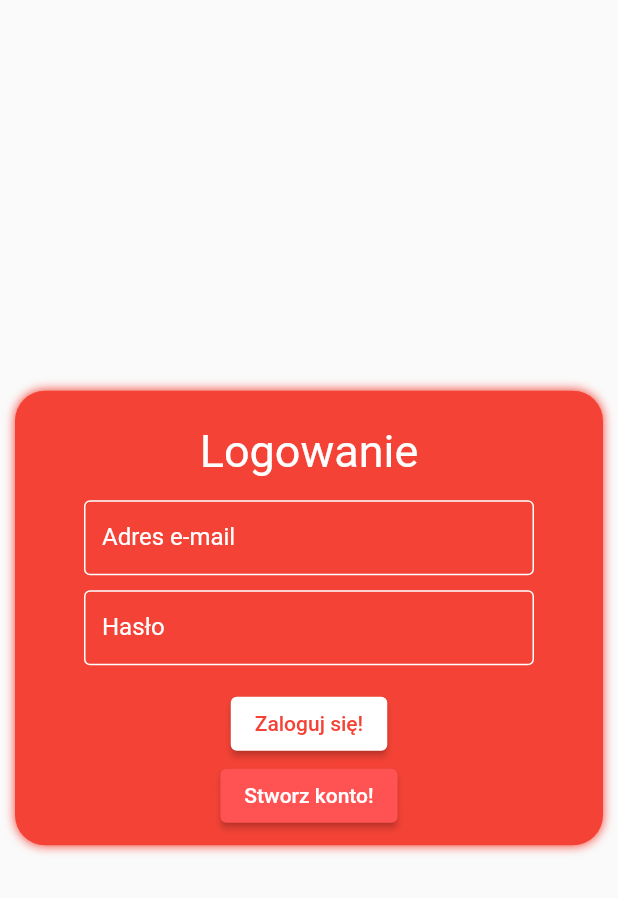
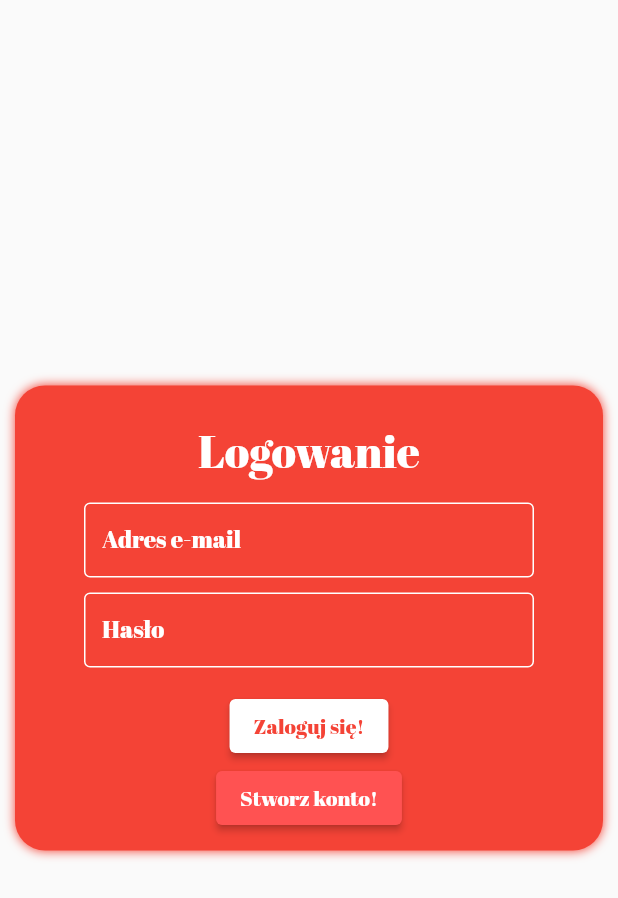
Before and after one commit to andrz3j3k/lokalnywolontariusz, a Flutter app: the screen it shows after launch, on a phone screen of 412 x 824 dp. Shown: the top 898 px of the screen. Run offline on Flutter 3.47's test engine with Material 2 defaults, Android fonts, the light colour scheme and no system bars.

Commit message:
Adding font family and create card on the mainpage

```diff
--- a/lib/Views/LoginPage.dart
+++ b/lib/Views/LoginPage.dart
@@ -25,7 +25,7 @@ class _LoginPageState extends State<LoginPage> {
               boxShadow: const [
                 BoxShadow(color: Colors.red, blurRadius: 5),
               ]),
-          height: 303,
+          height: 310,
           child: Padding(
             padding: const EdgeInsets.all(8.0),
             child: Column(
--- a/lib/Views/RegisterPage.dart
+++ b/lib/Views/RegisterPage.dart
@@ -19,7 +19,7 @@ class RegisterPage extends StatelessWidget {
               BoxShadow(color: Colors.red, blurRadius: 5),
             ],
           ),
-          height: 423,
+          height: 433,
           child: Padding(
             padding: const EdgeInsets.all(8.0),
             child: Column(
--- a/lib/main.dart
+++ b/lib/main.dart
@@ -14,7 +14,10 @@ class MyApp extends StatelessWidget {
   Widget build(BuildContext context) {
     return MaterialApp(
       debugShowCheckedModeBanner: false,
-      theme: ThemeData(primarySwatch: Colors.red, primaryColor: Colors.red),
+      theme: ThemeData(
+          primarySwatch: Colors.red,
+          primaryColor: Colors.red,
+          fontFamily: "abrilfatfacev19"),
       home: const LoginPage(),
     );
   }
```
Also changed, not shown: lib/Views/AccountPage.dart (+8 -3 lines), lib/Views/MainPage.dart (+40 -10 lines), pubspec.yaml (+4 -6 lines), assets/fonts/abril-fatface-v19-latin-ext-regular.ttf (added).
